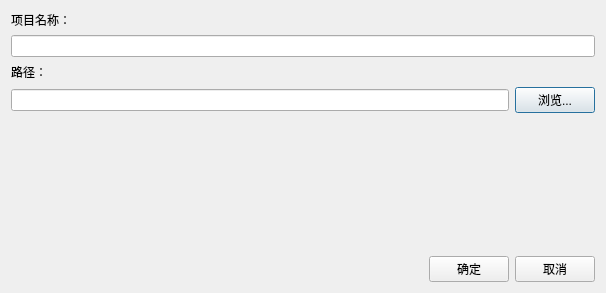
Above: dialognewproject.ui from hgfugotry/iCppEditor before the change. Below: the same form after it.
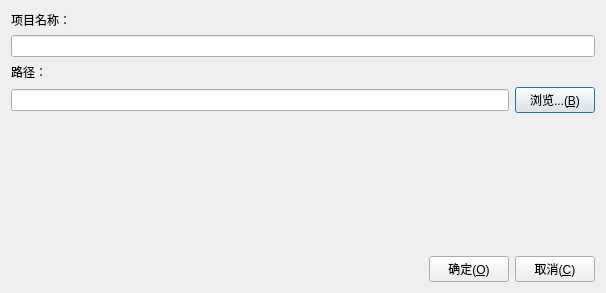
That is the form after the change.

What changed in the file:
```diff
--- a/dialognewproject.ui
+++ b/dialognewproject.ui
@@ -41,7 +41,7 @@
        <item>
         <widget class="QPushButton" name="browsePathButton">
          <property name="text">
-          <string>浏览...</string>
+          <string>浏览...(&amp;B)</string>
          </property>
         </widget>
        </item>
@@ -80,14 +80,14 @@
      <item>
       <widget class="QPushButton" name="commitButton">
        <property name="text">
-        <string>确定</string>
+        <string>确定(&amp;O)</string>
        </property>
       </widget>
      </item>
      <item>
       <widget class="QPushButton" name="cancelButton">
        <property name="text">
-        <string>取消</string>
+        <string>取消(&amp;C)</string>
        </property>
       </widget>
      </item>
```
